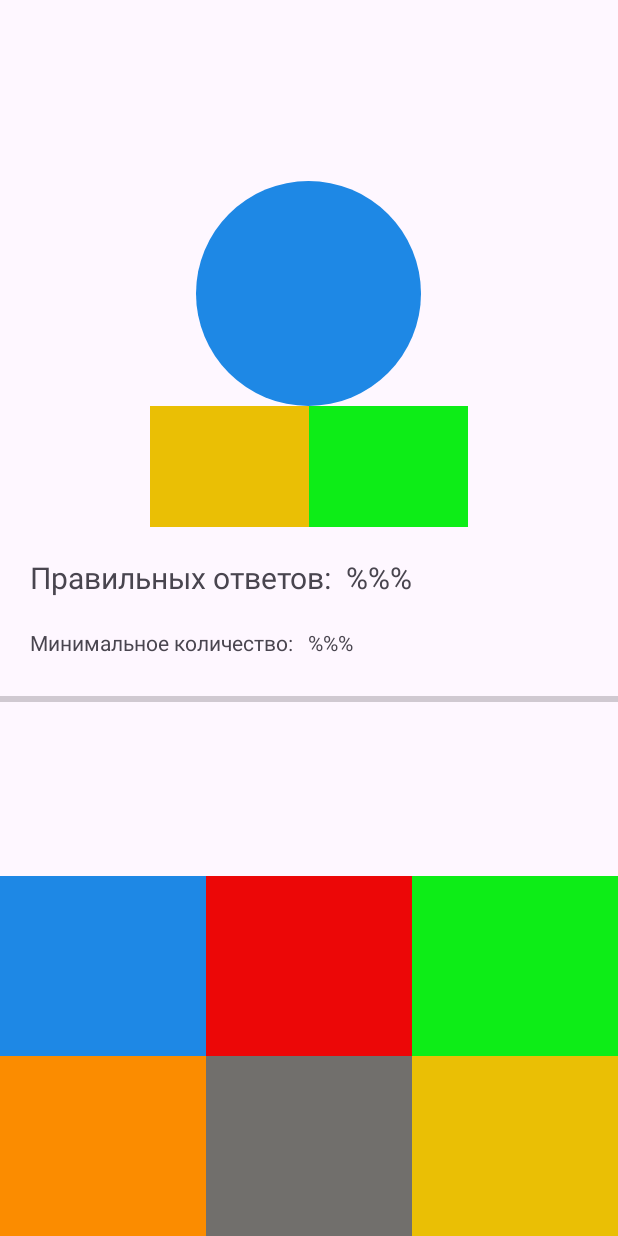
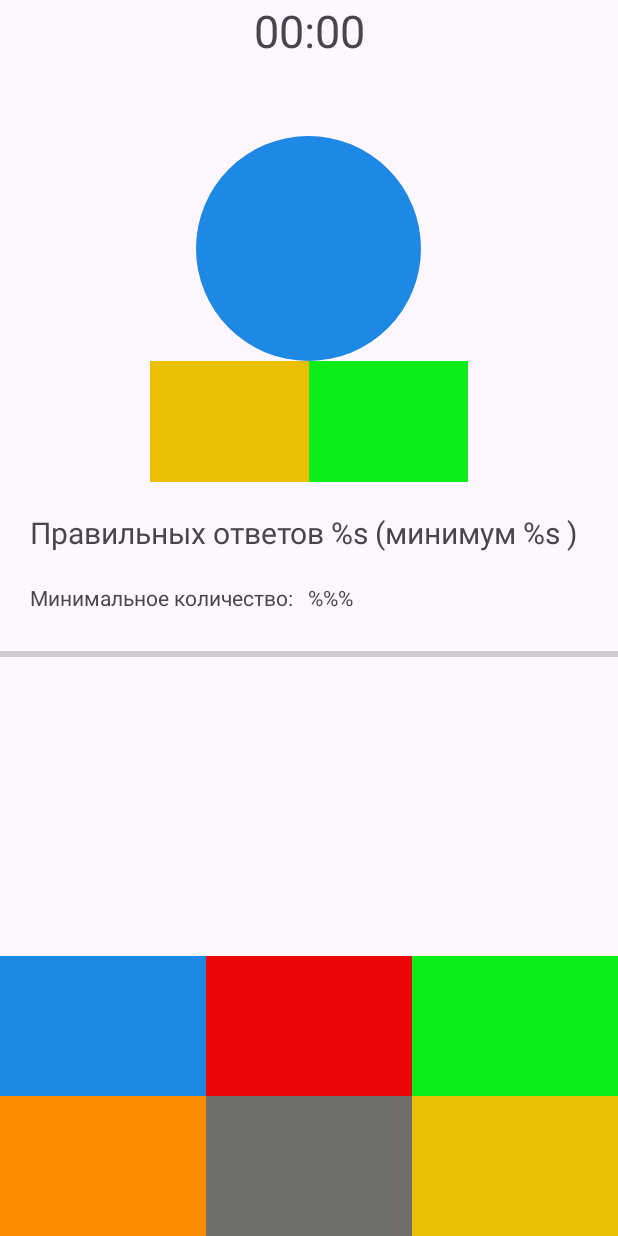
Before and after one commit to jybo84/Composition, an Android app: the fragment GameFragment placed in its activity, on a phone screen of 412 x 824 dp. Run offline under Robolectric (Android 15) with nearby library versions, the light colour scheme and no system bars; 1 statement that could not run was skipped.

Commit message:
Step-3 Presentation (добавлен GameViewModel и реализована логика внутри )

```diff
--- a/app/src/main/java/com/example/composition/domain/entity/Questions.kt
+++ b/app/src/main/java/com/example/composition/domain/entity/Questions.kt
@@ -4,4 +4,6 @@ data class Questions(
     val sum: Int,
     val visibleNumber: Int,
     val options: List<Int>,
-)
+){
+    val rightNumber = sum - visibleNumber
+}
--- a/app/src/main/res/layout/fragment_game.xml
+++ b/app/src/main/res/layout/fragment_game.xml
@@ -10,14 +10,15 @@
         android:layout_width="match_parent"
         android:layout_height="wrap_content"
         android:gravity="center_horizontal"
-        android:textSize="30sp"
-        tools:text="00:00" />
+        android:text="00:00"
+
+        android:textSize="30sp" />
 
     <TextView
         android:layout_width="150dp"
         android:layout_height="150dp"
         android:layout_gravity="center_horizontal"
-        android:layout_marginTop="80dp"
+        android:layout_marginTop="50dp"
         android:background="@drawable/shape"
         android:gravity="center"
         android:textSize="120sp"
@@ -62,14 +63,7 @@
         <TextView
             android:layout_width="wrap_content"
             android:layout_height="wrap_content"
-            android:text="Правильных ответов:"
-            android:textSize="20sp" />
-
-        <TextView
-            android:layout_width="wrap_content"
-            android:layout_height="wrap_content"
-            android:layout_marginStart="10dp"
-            android:text="%%%"
+            android:text="@string/progress_answers"
             android:textSize="20sp" />
 
     </LinearLayout>
@@ -120,7 +114,7 @@
             android:layout_weight="1"
             android:background="@color/blue"
             android:gravity="center"
-            android:textSize="90sp"
+            android:textSize="70sp"
             android:textStyle="bold"
             tools:text="1" />
 
@@ -131,7 +125,7 @@
             android:layout_weight="1"
             android:background="@color/red"
             android:gravity="center"
-            android:textSize="90sp"
+            android:textSize="70sp"
             android:textStyle="bold"
             tools:text="1" />
 
@@ -142,7 +136,7 @@
             android:layout_weight="1"
             android:background="@color/green"
             android:gravity="center"
-            android:textSize="90sp"
+            android:textSize="70sp"
             android:textStyle="bold"
             tools:text="1" />
 
@@ -160,7 +154,7 @@
             android:layout_weight="1"
             android:background="@color/orange"
             android:gravity="center"
-            android:textSize="90sp"
+            android:textSize="70sp"
             android:textStyle="bold"
             tools:text="1" />
 
@@ -171,7 +165,7 @@
             android:layout_weight="1"
             android:background="@color/grey"
             android:gravity="center"
-            android:textSize="90sp"
+            android:textSize="70sp"
             android:textStyle="bold"
             tools:text="1" />
 
@@ -182,11 +176,10 @@
             android:layout_weight="1"
             android:background="@color/yellow"
             android:gravity="center"
-            android:textSize="90sp"
+            android:textSize="70sp"
             android:textStyle="bold"
             tools:text="1" />
 
     </LinearLayout>
 
-
 </LinearLayout>
--- a/app/src/main/res/values/strings.xml
+++ b/app/src/main/res/values/strings.xml
@@ -1,3 +1,4 @@
 <resources>
     <string name="app_name">Composition</string>
+    <string name="progress_answers"> Правильных ответов %s (минимум %s ) </string>
 </resources>
```
Also changed, not shown: app/src/main/java/com/example/composition/presentation/GameViewModel.kt (added, +148 -0 lines).
